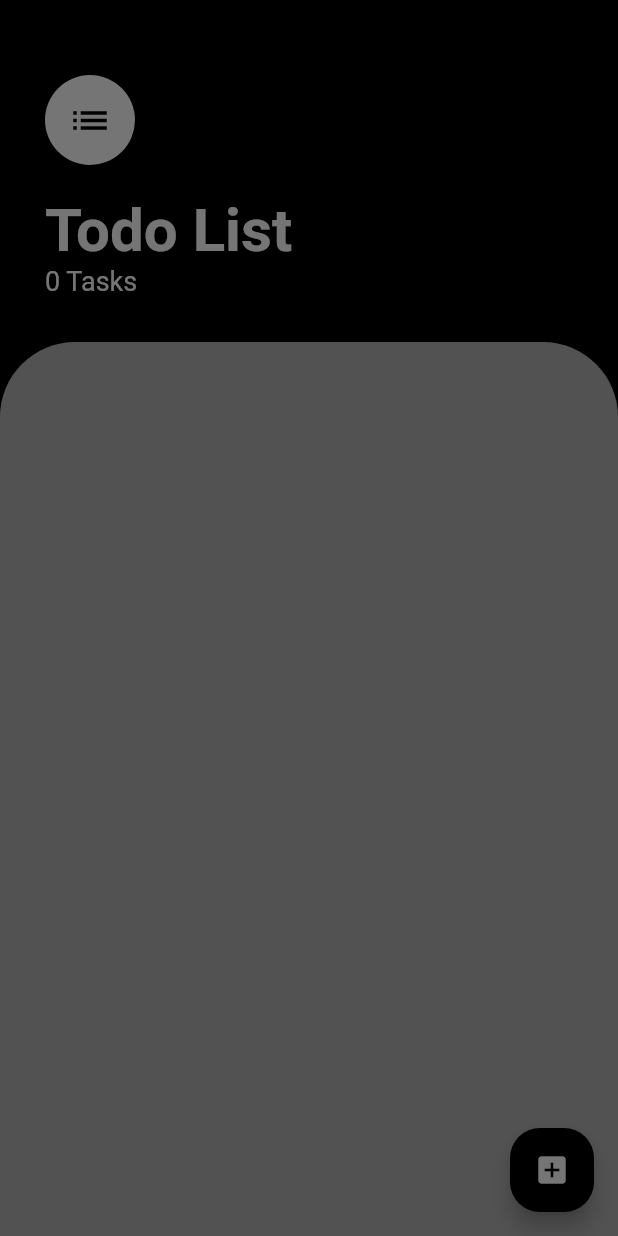
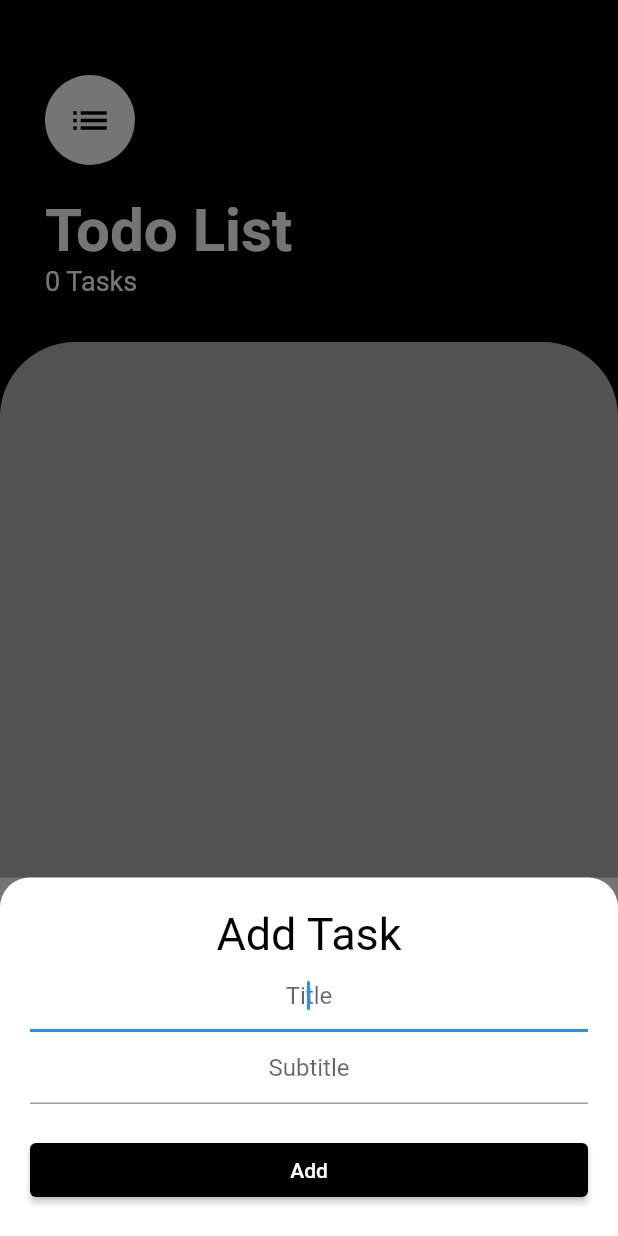
Before and after one commit to david-margaryan/To-Do-List, a Flutter app: the screen it shows after launch, after a tap on the "add box" icon, on a phone screen of 412 x 824 dp. Run offline on Flutter 3.47's test engine with Material 2 defaults, Android fonts, the phone set to English and light mode, and no system bars; our stand-ins replace shared_preferences.

Commit message:
has bee ncreated add task screen

```diff
--- /dev/null
+++ b/lib/presentation/ui/screens/add_task_screen.dart
@@ -0,0 +1,91 @@
+import 'package:flutter/material.dart';
+import 'package:provider/provider.dart';
+import 'package:to_do/core/models/task_provider.dart';
+
+/// Created by David
+/// Date: 19.09.22
+
+/// Create a Add Task Screen for create and add new Task in To Do List (use in showModalBottomSheet)
+
+class AddTaskScreen extends StatelessWidget {
+  const AddTaskScreen({Key? key}) : super(key: key);
+
+  @override
+  Widget build(BuildContext context) {
+    String newTaskTitle = '';
+    String newSubTitle = '';
+
+    return Container(
+      color: const Color(0xff757575),
+      child: Container(
+        padding: const EdgeInsets.all(20.0),
+        decoration: const BoxDecoration(
+          color: Colors.white,
+          borderRadius: BorderRadius.only(
+            topLeft: Radius.circular(20.0),
+            topRight: Radius.circular(20.0),
+          ),
+        ),
+        child: Column(
+          crossAxisAlignment: CrossAxisAlignment.stretch,
+          children: <Widget>[
+            const Text(
+              'Add Task',
+              textAlign: TextAlign.center,
+              style: TextStyle(
+                fontSize: 30.0,
+                color: Colors.black,
+              ),
+            ),
+            TextField(
+              autofocus: true,
+              textAlign: TextAlign.center,
+              decoration: const InputDecoration(hintText: 'Title'),
+              onChanged: (newText) {
+                newTaskTitle = newText;
+              },
+            ),
+            TextField(
+              autofocus: true,
+              textAlign: TextAlign.center,
+              decoration: const InputDecoration(hintText: 'Subtitle'),
+              onChanged: (newText) {
+                newSubTitle = newText;
+              },
+            ),
+            const SizedBox(
+              height: 20.0,
+            ),
+            ElevatedButton(
+              style: ButtonStyle(
+                backgroundColor: MaterialStateProperty.all(Colors.black),
+              ),
+              onPressed: () {
+                if (newSubTitle.isNotEmpty && newTaskTitle.isNotEmpty) {
+                  Provider.of<TaskProvider>(context, listen: false)
+                      .addTask(title: newTaskTitle, subtitle: newSubTitle);
+                  Navigator.pop(context);
+                } else {
+                  ScaffoldMessenger.of(context).showSnackBar(
+                    const SnackBar(
+                      content: Text('Title and subtitle are required!'),
+                      elevation: 6.0,
+                      behavior: SnackBarBehavior.floating,
+                    ),
+                  );
+                  Navigator.pop(context);
+                }
+              },
+              child: const Text(
+                'Add',
+                style: TextStyle(
+                  color: Colors.white,
+                ),
+              ),
+            )
+          ],
+        ),
+      ),
+    );
+  }
+}
--- a/lib/presentation/ui/screens/tasks_screen.dart
+++ b/lib/presentation/ui/screens/tasks_screen.dart
@@ -1,7 +1,9 @@
 import 'package:flutter/material.dart';
 import 'package:provider/provider.dart';
 import 'package:to_do/core/models/task_provider.dart';
-import '../widgets/tasks_list.dart';
+import 'package:to_do/presentation/ui/screens/add_task_screen.dart';
+import 'package:to_do/presentation/ui/widgets/tasks_list.dart';
+
 
 /// Created by David
 /// Date: 19.09.22
@@ -85,7 +87,7 @@ class TasksScreen extends StatelessWidget {
                 padding: EdgeInsets.only(
                   bottom: MediaQuery.of(context).viewInsets.bottom,
                 ),
-                child: const SizedBox(),
+                child: const AddTaskScreen(),
               ),
             ),
           );
```
